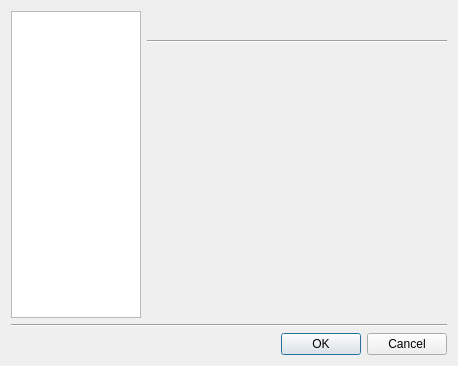
Above: retroshare-gui/src/gui/settings/settings.ui from RetroShare/RetroShare before the change. Below: the same form after it.
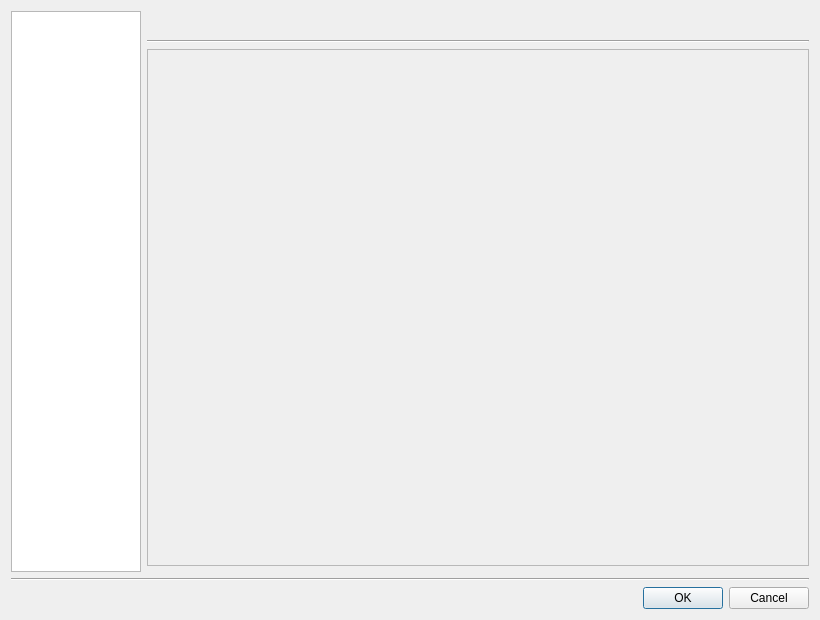
That is the form after the change. Icons and pictures are not drawn.

Commit message: Added new fixes from Phenom (AddFrameListeInsteadOfToolBar_v0.6_7360.patch) Add an option for List item icon size. Save state for List Item and Option window. Make ListItem linked with Function pointer instead of SLOT char.

```diff
--- a/retroshare-gui/src/gui/settings/settings.ui
+++ b/retroshare-gui/src/gui/settings/settings.ui
@@ -6,8 +6,8 @@
    <rect>
     <x>0</x>
     <y>0</y>
-    <width>458</width>
-    <height>366</height>
+    <width>820</width>
+    <height>620</height>
    </rect>
   </property>
   <property name="windowTitle">
@@ -18,69 +18,22 @@
     <normaloff>:/images/kcmsystem24.png</normaloff>:/images/kcmsystem24.png</iconset>
   </property>
   <layout class="QGridLayout" name="gridLayout_2">
-   <item row="0" column="0" rowspan="2">
-    <widget class="QListWidget" name="listWidget">
-     <property name="minimumSize">
-      <size>
-       <width>130</width>
-       <height>0</height>
-      </size>
-     </property>
-     <property name="maximumSize">
-      <size>
-       <width>130</width>
-       <height>16777215</height>
-      </size>
-     </property>
-     <property name="alternatingRowColors">
-      <bool>false</bool>
-     </property>
-     <property name="iconSize">
-      <size>
-       <width>24</width>
-       <height>24</height>
-      </size>
-     </property>
-     <property name="textElideMode">
-      <enum>Qt::ElideMiddle</enum>
-     </property>
-     <property name="movement">
-      <enum>QListView::Static</enum>
-     </property>
-     <property name="flow">
-      <enum>QListView::TopToBottom</enum>
-     </property>
-     <property name="isWrapping" stdset="0">
-      <bool>false</bool>
-     </property>
-     <property name="resizeMode">
-      <enum>QListView::Fixed</enum>
-     </property>
-     <property name="layoutMode">
-      <enum>QListView::SinglePass</enum>
-     </property>
+   <item row="4" column="0" colspan="2">
+    <layout class="QHBoxLayout">
      <property name="spacing">
-      <number>0</number>
+      <number>6</number>
      </property>
-     <property name="gridSize">
-      <size>
-       <width>100</width>
-       <height>24</height>
-      </size>
-     </property>
-     <property name="viewMode">
-      <enum>QListView::ListMode</enum>
-     </property>
-     <property name="modelColumn">
+     <property name="margin">
       <number>0</number>
      </property>
-     <property name="uniformItemSizes">
-      <bool>true</bool>
-     </property>
-     <property name="currentRow">
-      <number>-1</number>
+     <item>
+      <widget class="QDialogButtonBox" name="buttonBox">
+       <property name="standardButtons">
+        <set>QDialogButtonBox::Cancel|QDialogButtonBox::Ok</set>
      </property>
     </widget>
+   </item>
+    </layout>
    </item>
    <item row="0" column="1">
     <layout class="QGridLayout" name="gridLayout">
@@ -143,37 +96,103 @@
      </item>
     </layout>
    </item>
-   <item row="1" column="1">
-    <widget class="QStackedWidget" name="stackedWidget">
-     <property name="currentIndex">
+   <item row="0" column="0" rowspan="3">
+    <widget class="QListWidget" name="listWidget">
+     <property name="minimumSize">
+      <size>
+       <width>130</width>
+       <height>0</height>
+      </size>
+     </property>
+     <property name="maximumSize">
+      <size>
+       <width>130</width>
+       <height>16777215</height>
+      </size>
+     </property>
+     <property name="alternatingRowColors">
+      <bool>false</bool>
+     </property>
+     <property name="iconSize">
+      <size>
+       <width>24</width>
+       <height>24</height>
+      </size>
+     </property>
+     <property name="textElideMode">
+      <enum>Qt::ElideMiddle</enum>
+     </property>
+     <property name="movement">
+      <enum>QListView::Static</enum>
+     </property>
+     <property name="flow">
+      <enum>QListView::TopToBottom</enum>
+     </property>
+     <property name="isWrapping" stdset="0">
+      <bool>false</bool>
+     </property>
+     <property name="resizeMode">
+      <enum>QListView::Fixed</enum>
+     </property>
+     <property name="layoutMode">
+      <enum>QListView::SinglePass</enum>
+     </property>
+     <property name="spacing">
       <number>0</number>
      </property>
-     <widget class="QWidget" name="page_2"/>
+     <property name="gridSize">
+      <size>
+       <width>100</width>
+       <height>24</height>
+      </size>
+     </property>
+     <property name="viewMode">
+      <enum>QListView::ListMode</enum>
+     </property>
+     <property name="modelColumn">
+      <number>0</number>
+     </property>
+     <property name="uniformItemSizes">
+      <bool>true</bool>
+     </property>
+     <property name="currentRow">
+      <number>-1</number>
+     </property>
     </widget>
    </item>
-   <item row="2" column="0" colspan="2">
+   <item row="3" column="0" colspan="2">
     <widget class="Line" name="line">
      <property name="orientation">
       <enum>Qt::Horizontal</enum>
      </property>
     </widget>
    </item>
-   <item row="3" column="0" colspan="2">
-    <layout class="QHBoxLayout">
-     <property name="spacing">
-      <number>6</number>
+   <item row="1" column="1">
+    <widget class="QScrollArea" name="scrollArea">
+     <property name="widgetResizable">
+      <bool>true</bool>
      </property>
-     <property name="margin">
+     <widget class="QWidget" name="scrollAreaWidgetContents">
+      <property name="geometry">
+       <rect>
+        <x>0</x>
+        <y>0</y>
+        <width>664</width>
+        <height>501</height>
+       </rect>
+      </property>
+      <layout class="QVBoxLayout" name="verticalLayout">
+       <item>
+    <widget class="QStackedWidget" name="stackedWidget">
+     <property name="currentIndex">
       <number>0</number>
      </property>
-     <item>
-      <widget class="QDialogButtonBox" name="buttonBox">
-       <property name="standardButtons">
-        <set>QDialogButtonBox::Cancel|QDialogButtonBox::Ok</set>
-       </property>
+         <widget class="QWidget" name="page"/>
       </widget>
      </item>
     </layout>
+     </widget>
+    </widget>
    </item>
   </layout>
  </widget>
```
The commit also changes 9 other files.
